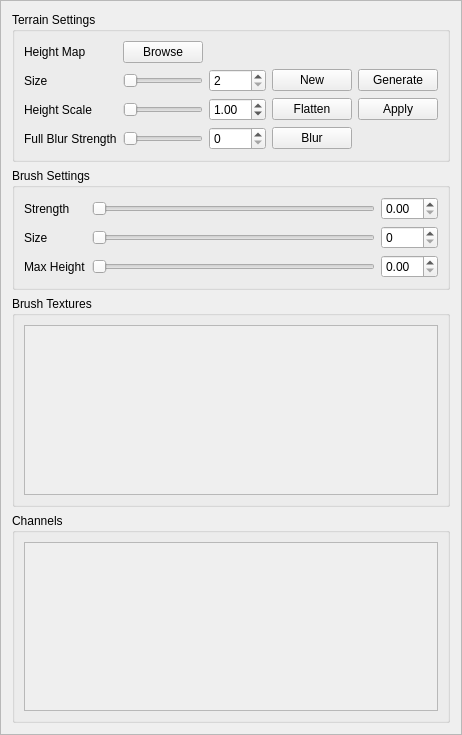
This is code/qttoolkit/contentbrowser/ui/terrainwidget.ui in NebulaTerrain/nebula-trifid as Qt 5 draws it before an edit. The edited form follows.
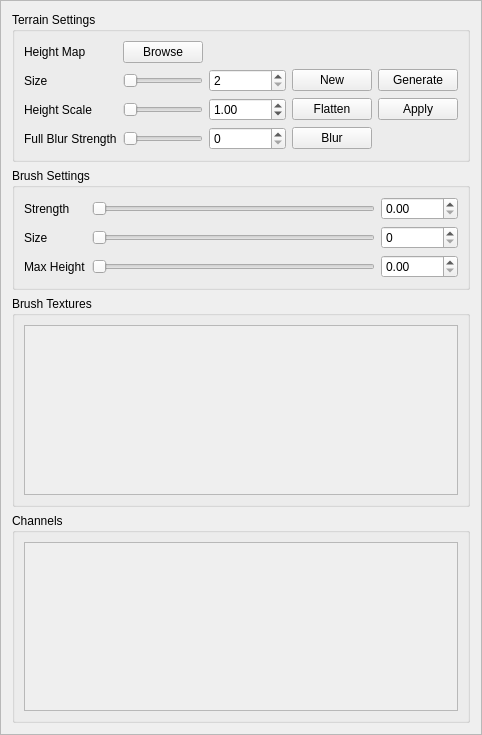
This is the edited form.

```diff
--- a/code/qttoolkit/contentbrowser/ui/terrainwidget.ui
+++ b/code/qttoolkit/contentbrowser/ui/terrainwidget.ui
@@ -117,6 +117,9 @@
       </item>
       <item row="5" column="3">
        <widget class="QDoubleSpinBox" name="heightScale_doubleSpinBox">
+        <property name="maximum">
+         <double>99999.990000000005239</double>
+        </property>
         <property name="value">
          <double>1.000000000000000</double>
         </property>
@@ -134,6 +137,9 @@
         <property name="minimum">
          <number>2</number>
         </property>
+        <property name="maximum">
+         <number>4096</number>
+        </property>
         <property name="singleStep">
          <number>2</number>
         </property>
@@ -231,13 +237,25 @@
        </widget>
       </item>
       <item row="3" column="3">
-       <widget class="QDoubleSpinBox" name="maxHeight_doubleSpinBox"/>
+       <widget class="QDoubleSpinBox" name="maxHeight_doubleSpinBox">
+        <property name="maximum">
+         <double>99999.990000000005239</double>
+        </property>
+       </widget>
       </item>
       <item row="2" column="3">
-       <widget class="QSpinBox" name="size_spinBox"/>
+       <widget class="QSpinBox" name="size_spinBox">
+        <property name="maximum">
+         <number>999</number>
+        </property>
+       </widget>
       </item>
       <item row="1" column="3">
-       <widget class="QDoubleSpinBox" name="strength_doubleSpinBox"/>
+       <widget class="QDoubleSpinBox" name="strength_doubleSpinBox">
+        <property name="maximum">
+         <double>99999.990000000005239</double>
+        </property>
+       </widget>
       </item>
       <item row="1" column="1">
        <widget class="QSlider" name="strength_horizontalSlider">
```
Left out of the diff: 37 changed lines with no effect on the pictures.
